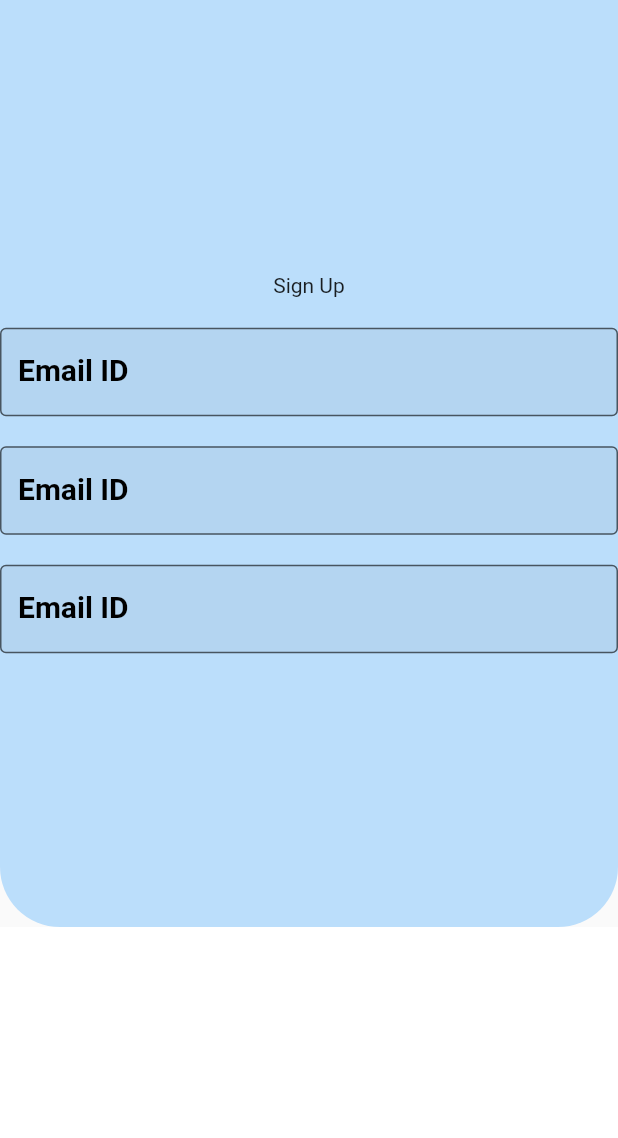
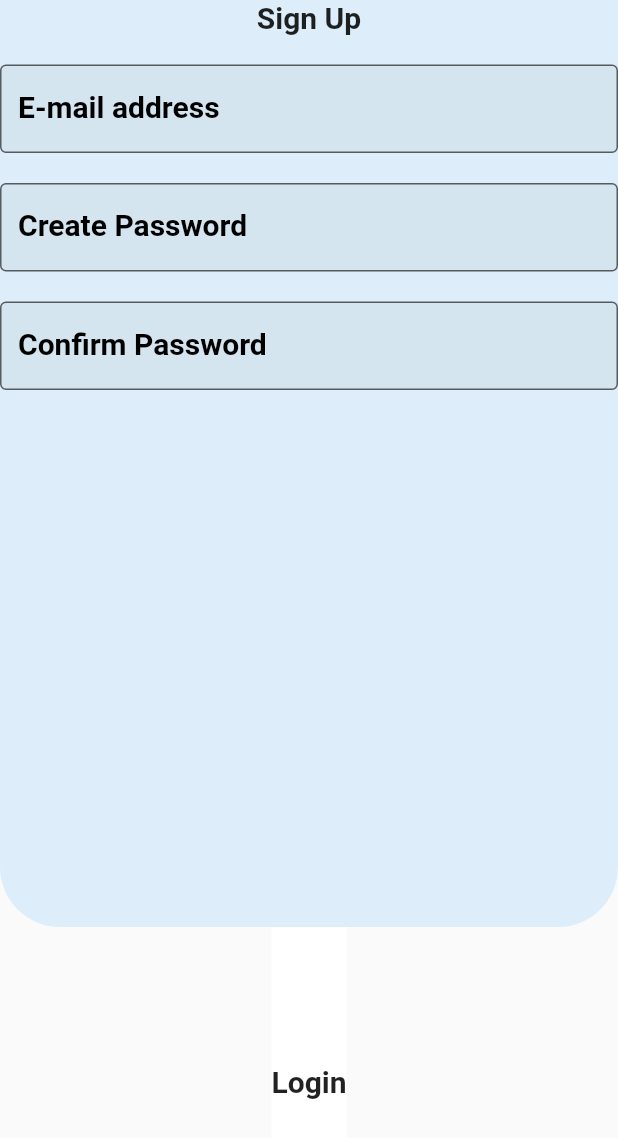
Before and after one commit to vipul-2003/Flutter-Development, a Flutter app: the screen it shows after launch, on a phone screen of 412 x 824 dp. Shown: the top 1138 px of the screen. Run offline on Flutter 3.47's test engine with Material 2 defaults, Android fonts, the light colour scheme and no system bars; our stand-ins replace animated_text_kit, audioplayers, firebase_auth, firebase_core, modal_progress_hud_nsn; accounts and stored records are empty; Roboto replaces fonts that are missing (Pacifico).

Commit message:
--- Auto Git Commit ---

```diff
--- a/sig/lib/Screens/LoginScreen.dart
+++ b/sig/lib/Screens/LoginScreen.dart
@@ -16,25 +16,35 @@ class _LoginScreenState extends State<LoginScreen> {
   @override
   Widget build(BuildContext context) {
     return Scaffold(
-      body: Column(
+      body: SafeArea(
+        child: Column(
           children: [
-          // Image.asset('images/ggsipu.jpg'),
+            // Image.asset('images/ggsipu.jpg',
+            // height : 200 ,
+            // width : 200,
+            // ),
             Expanded(
               flex: 3,
               child: Container(
                   height: 150.00,
-                width: double.infinity,
-                decoration: BoxDecoration(
-                  color: Colors.blue[100],
-                  borderRadius: const BorderRadius.only(
+
+                  decoration: const BoxDecoration(
+                    color: Color.fromARGB(255, 221, 238, 250),
+                    borderRadius: BorderRadius.only(
                       bottomLeft: Radius.circular(40),
                       bottomRight: Radius.circular(40),
                     ),
                   ),
                   child: Column(
-                  mainAxisAlignment: MainAxisAlignment.center,
                     children: const [
-                    Text('Sign Up'),
+                      Text(
+                        'Sign Up',
+                        style: TextStyle(
+                          fontFamily: 'Pacifico',
+                          fontSize: 20.0,
+                          fontWeight: FontWeight.bold,
+                        ),
+                      ),
                       SizedBox(
                         height: 20.0,
                       ),
@@ -43,8 +53,8 @@ class _LoginScreenState extends State<LoginScreen> {
                         //   email = value;
                         // },
                         textAlign: TextAlign.center,
-                      decoration:  InputDecoration(
-                        labelText: 'Email ID',
+                        decoration: InputDecoration(
+                          labelText: 'E-mail address',
                           hintText: 'Enter Your Email ID',
                           labelStyle: TextStyle(
                             fontWeight: FontWeight.bold,
@@ -56,7 +66,6 @@ class _LoginScreenState extends State<LoginScreen> {
                         ),
                         keyboardType: TextInputType.emailAddress,
                       ),
-
                       SizedBox(
                         height: 20.0,
                       ),
@@ -65,8 +74,29 @@ class _LoginScreenState extends State<LoginScreen> {
                         //   email = value;
                         // },
                         textAlign: TextAlign.center,
-                      decoration:  InputDecoration(
-                        labelText: 'Email ID',
+                        decoration: InputDecoration(
+                          labelText: 'Create Password',
+                          hintText: 'Enter your password',
+                          labelStyle: TextStyle(
+                            fontWeight: FontWeight.bold,
+                            fontSize: 20.0,
+                            color: Colors.black,
+                          ),
+                          border: OutlineInputBorder(),
+                          filled: true,
+                        ),
+                        keyboardType: TextInputType.emailAddress,
+                      ),
+                      SizedBox(
+                        height: 20.0,
+                      ),
+                      TextField(
+                        // onChanged: (value) {
+                        //   email = value;
+                        // },
+                        textAlign: TextAlign.center,
+                        decoration: InputDecoration(
+                          labelText: 'Confirm Password',
                           hintText: 'Enter Your Email ID',
                           labelStyle: TextStyle(
                             fontWeight: FontWeight.bold,
@@ -78,29 +108,6 @@ class _LoginScreenState extends State<LoginScreen> {
                         ),
                         keyboardType: TextInputType.emailAddress,
                       ),
-
-                    SizedBox(
-                      height: 20.0,
-                    ),
-                    TextField(
-                      // onChanged: (value) {
-                      //   email = value;
-                      // },
-                      textAlign: TextAlign.center,
-                      decoration:  InputDecoration(
-                        labelText: 'Email ID',
-                        hintText: 'Enter Your Email ID',
-                        labelStyle: TextStyle(
-                          fontWeight: FontWeight.bold,
-                          fontSize: 20.0,
-                          color: Colors.black,
-                        ),
-                        border: OutlineInputBorder(),
-                        filled: true,
-                      ),
-                      keyboardType: TextInputType.emailAddress,
-                    ),
-
                     ],
                   )),
             ),
@@ -111,10 +118,24 @@ class _LoginScreenState extends State<LoginScreen> {
                 decoration: const BoxDecoration(
                   color: Colors.white,
                 ),
+                child: Column(
+                  mainAxisAlignment: MainAxisAlignment.center,
+                  children: const [
+                    Text(
+                      'Login',
+                      style: TextStyle(
+                        fontFamily: 'Pacifico',
+                        fontSize: 20.0,
+                        fontWeight: FontWeight.bold,
                       ),
                     ),
                   ],
                 ),
+              ),
+            ),
+          ],
+        ),
+      ),
     );
   }
 }
```
Lines whose indentation alone changed are shown as unchanged.
